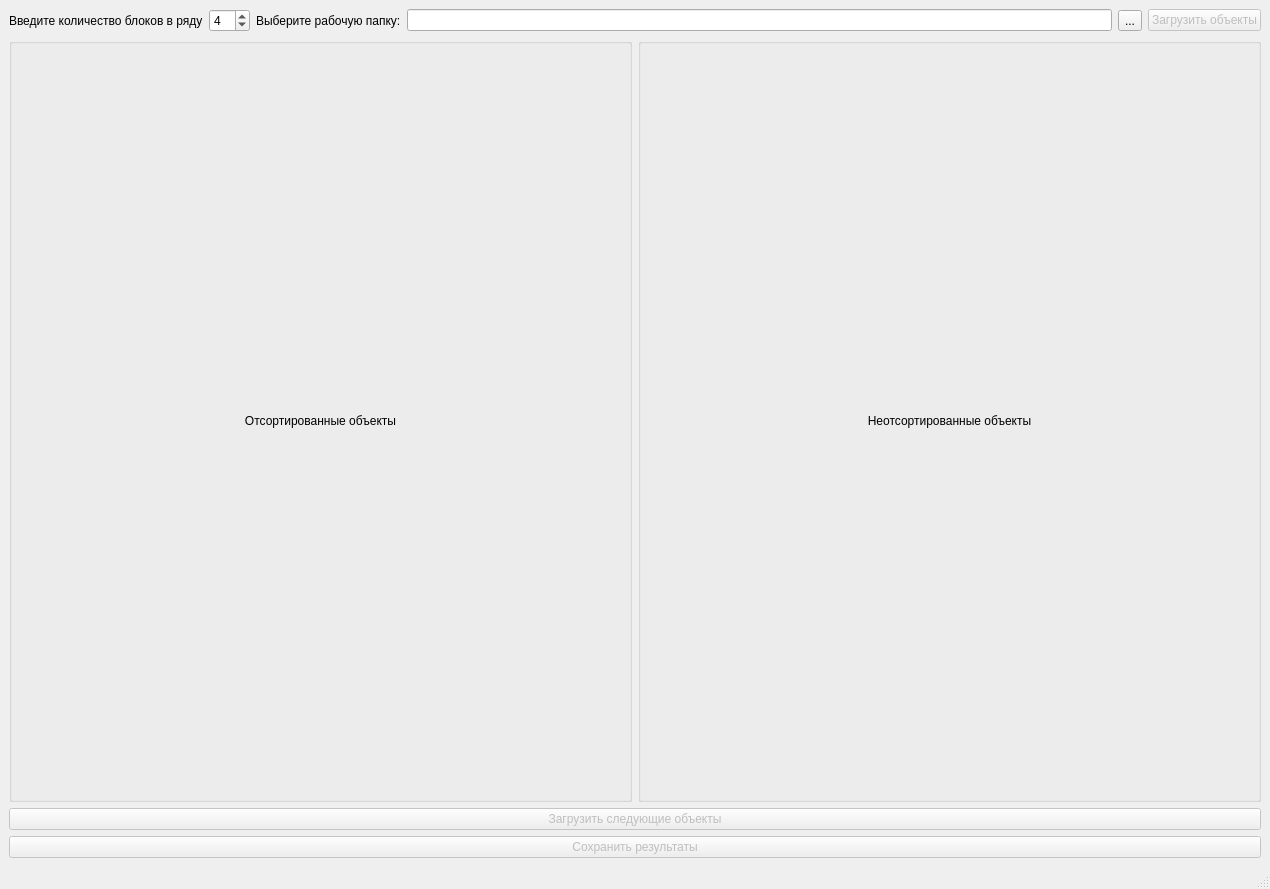
Before: the Qt Designer form uuid_maker/MainWindow.ui in Yrij-Zhavoronkov/WintreistsPractice, drawn with Qt 5.
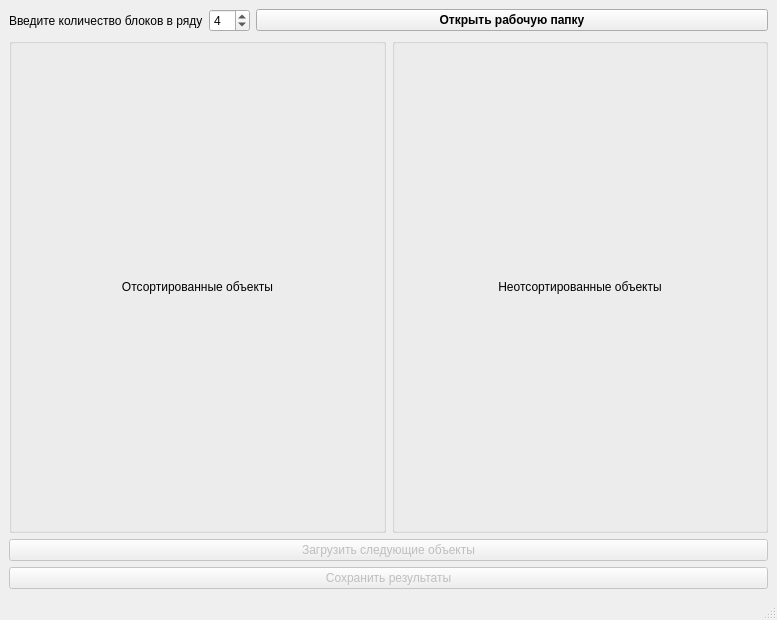
After: the same form once the commit is applied. Icons and pictures are not drawn.

Patch:
```diff
--- a/uuid_maker/MainWindow.ui
+++ b/uuid_maker/MainWindow.ui
@@ -6,8 +6,8 @@
    <rect>
     <x>0</x>
     <y>0</y>
-    <width>1270</width>
-    <height>889</height>
+    <width>777</width>
+    <height>620</height>
    </rect>
   </property>
   <property name="windowTitle">
@@ -19,6 +19,12 @@
      <layout class="QHBoxLayout" name="horizontalLayout">
       <item>
        <widget class="QLabel" name="label_4">
+        <property name="sizePolicy">
+         <sizepolicy hsizetype="Maximum" vsizetype="Preferred">
+          <horstretch>0</horstretch>
+          <verstretch>0</verstretch>
+         </sizepolicy>
+        </property>
         <property name="text">
          <string>Введите количество блоков в ряду</string>
         </property>
@@ -26,6 +32,12 @@
       </item>
       <item>
        <widget class="QSpinBox" name="spinBox_ejectedObjects_in_row">
+        <property name="sizePolicy">
+         <sizepolicy hsizetype="Maximum" vsizetype="Fixed">
+          <horstretch>0</horstretch>
+          <verstretch>0</verstretch>
+         </sizepolicy>
+        </property>
         <property name="minimum">
          <number>1</number>
         </property>
@@ -38,36 +50,31 @@
        </widget>
       </item>
       <item>
-       <widget class="QLabel" name="label_3">
-        <property name="text">
-         <string>Выберите рабочую папку:</string>
+       <widget class="QPushButton" name="pushButton_open_xgtf_files_and_load">
+        <property name="font">
+         <font>
+          <weight>75</weight>
+          <bold>true</bold>
+         </font>
         </property>
-       </widget>
-      </item>
-      <item>
-       <widget class="QLineEdit" name="lineEdit_work_dir">
-        <property name="dragEnabled">
+        <property name="layoutDirection">
+         <enum>Qt::LeftToRight</enum>
+        </property>
+        <property name="autoFillBackground">
          <bool>false</bool>
         </property>
-        <property name="readOnly">
-         <bool>true</bool>
-        </property>
-       </widget>
-      </item>
-      <item>
-       <widget class="QToolButton" name="toolButton_select_work_dir">
         <property name="text">
-         <string>...</string>
+         <string>Открыть рабочую папку</string>
         </property>
-       </widget>
-      </item>
-      <item>
-       <widget class="QPushButton" name="pushButton_open_xgtf_files">
-        <property name="enabled">
-         <bool>false</bool>
+        <property name="icon">
+         <iconset resource="resources_file.qrc">
+          <normaloff>:/Images/1420666496.svg</normaloff>:/Images/1420666496.svg</iconset>
         </property>
-        <property name="text">
-         <string>Загрузить объекты</string>
+        <property name="iconSize">
+         <size>
+          <width>32</width>
+          <height>32</height>
+         </size>
         </property>
        </widget>
       </item>
@@ -158,7 +165,7 @@
     <rect>
      <x>0</x>
      <y>0</y>
-     <width>1270</width>
+     <width>777</width>
      <height>21</height>
     </rect>
    </property>
```
Left out of the diff: 4 changed lines with no effect on the pictures.
